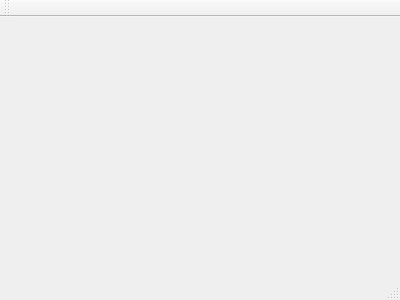
Above: mainwindow.ui from Nepta/nixjdr before the change. Below: the same form after it.
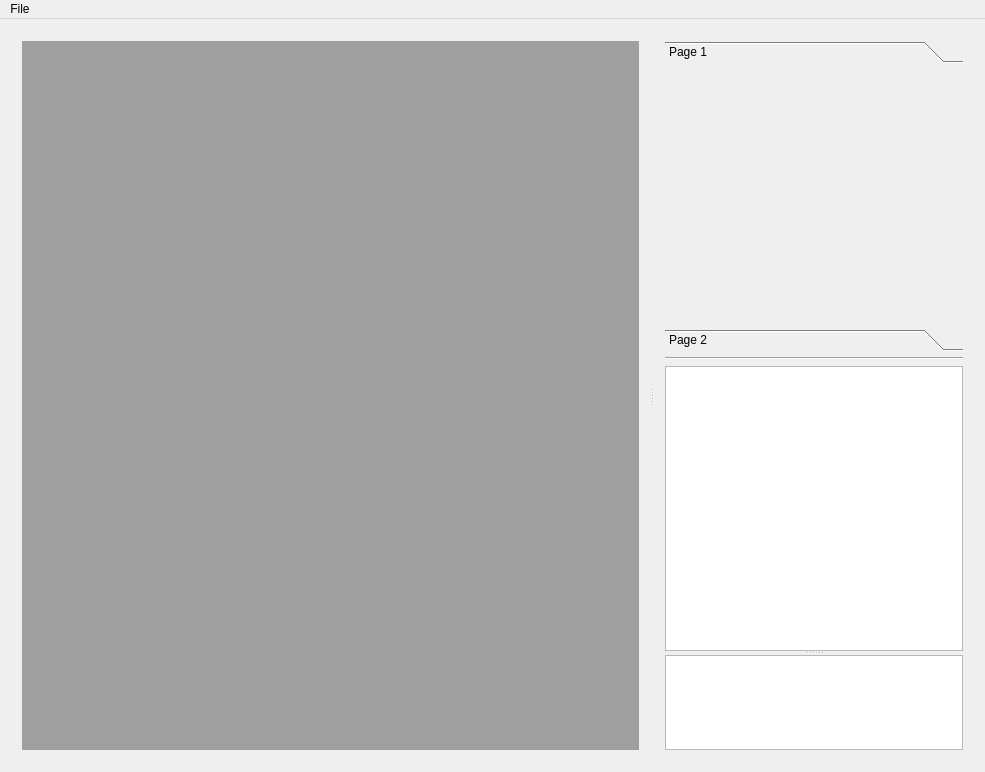
That is the form after the change.

Commit message: mdiArea (stackable windows), create map window

```diff
--- a/mainwindow.ui
+++ b/mainwindow.ui
@@ -1,24 +1,175 @@
 <ui version="4.0">
  <class>MainWindow</class>
- <widget class="QMainWindow" name="MainWindow" >
-  <property name="geometry" >
+ <widget class="QMainWindow" name="MainWindow">
+  <property name="geometry">
    <rect>
     <x>0</x>
     <y>0</y>
-    <width>400</width>
-    <height>300</height>
+    <width>985</width>
+    <height>772</height>
    </rect>
   </property>
   <property name="windowTitle" >
    <string>MainWindow</string>
   </property>
-  <widget class="QMenuBar" name="menuBar" />
-  <widget class="QToolBar" name="mainToolBar" />
-  <widget class="QWidget" name="centralWidget" />
-  <widget class="QStatusBar" name="statusBar" />
+  <widget class="QWidget" name="centralWidget">
+   <layout class="QHBoxLayout" name="horizontalLayout_4">
+    <item>
+     <widget class="QSplitter" name="splitter_2">
+      <property name="orientation">
+       <enum>Qt::Horizontal</enum>
+      </property>
+      <widget class="QWidget" name="verticalLayoutWidget">
+       <layout class="QVBoxLayout" name="verticalLayout" stretch="0,0">
+        <item>
+         <widget class="QMdiArea" name="tableArea">
+          <property name="sizePolicy">
+           <sizepolicy hsizetype="Expanding" vsizetype="Expanding">
+            <horstretch>0</horstretch>
+            <verstretch>4</verstretch>
+           </sizepolicy>
+          </property>
+          <property name="sizeAdjustPolicy">
+           <enum>QAbstractScrollArea::AdjustIgnored</enum>
+          </property>
+          <property name="viewMode">
+           <enum>QMdiArea::SubWindowView</enum>
+          </property>
+          <property name="documentMode">
+           <bool>false</bool>
+          </property>
+          <property name="tabPosition">
+           <enum>QTabWidget::South</enum>
+          </property>
+         </widget>
+        </item>
+        <item>
+         <layout class="QHBoxLayout" name="turnOrder"/>
+        </item>
+       </layout>
+      </widget>
+      <widget class="QWidget" name="layoutWidget">
+       <layout class="QVBoxLayout" name="verticalLayout_2" stretch="0,0,0">
+        <item>
+         <widget class="QToolBox" name="actionMenu">
+          <property name="sizePolicy">
+           <sizepolicy hsizetype="Preferred" vsizetype="Preferred">
+            <horstretch>0</horstretch>
+            <verstretch>0</verstretch>
+           </sizepolicy>
+          </property>
+          <property name="currentIndex">
+           <number>0</number>
+          </property>
+          <widget class="QWidget" name="page">
+           <property name="geometry">
+            <rect>
+             <x>0</x>
+             <y>0</y>
+             <width>102</width>
+             <height>270</height>
+            </rect>
+           </property>
+           <attribute name="label">
+            <string>Page 1</string>
+           </attribute>
+          </widget>
+          <widget class="QWidget" name="page_2">
+           <property name="geometry">
+            <rect>
+             <x>0</x>
+             <y>0</y>
+             <width>102</width>
+             <height>270</height>
+            </rect>
+           </property>
+           <attribute name="label">
+            <string>Page 2</string>
+           </attribute>
+          </widget>
+         </widget>
+        </item>
+        <item>
+         <widget class="Line" name="line">
+          <property name="sizePolicy">
+           <sizepolicy hsizetype="Minimum" vsizetype="Fixed">
+            <horstretch>1</horstretch>
+            <verstretch>0</verstretch>
+           </sizepolicy>
+          </property>
+          <property name="orientation">
+           <enum>Qt::Horizontal</enum>
+          </property>
+         </widget>
+        </item>
+        <item>
+         <widget class="QSplitter" name="splitter">
+          <property name="sizePolicy">
+           <sizepolicy hsizetype="Preferred" vsizetype="Expanding">
+            <horstretch>0</horstretch>
+            <verstretch>0</verstretch>
+           </sizepolicy>
+          </property>
+          <property name="baseSize">
+           <size>
+            <width>200</width>
+            <height>0</height>
+           </size>
+          </property>
+          <property name="orientation">
+           <enum>Qt::Vertical</enum>
+          </property>
+          <widget class="QTextBrowser" name="displayChat">
+           <property name="sizePolicy">
+            <sizepolicy hsizetype="Expanding" vsizetype="Expanding">
+             <horstretch>0</horstretch>
+             <verstretch>3</verstretch>
+            </sizepolicy>
+           </property>
+          </widget>
+          <widget class="QPlainTextEdit" name="editChat">
+           <property name="sizePolicy">
+            <sizepolicy hsizetype="Expanding" vsizetype="Expanding">
+             <horstretch>0</horstretch>
+             <verstretch>1</verstretch>
+            </sizepolicy>
+           </property>
+          </widget>
+         </widget>
+        </item>
+       </layout>
+      </widget>
+     </widget>
+    </item>
+   </layout>
+  </widget>
+  <widget class="QMenuBar" name="menuBar">
+   <property name="geometry">
+    <rect>
+     <x>0</x>
+     <y>0</y>
+     <width>985</width>
+     <height>25</height>
+    </rect>
+   </property>
+   <widget class="QMenu" name="menuFile">
+    <property name="title">
+     <string>File</string>
+    </property>
+    <addaction name="actionModify_Background"/>
+   </widget>
+   <addaction name="menuFile"/>
+  </widget>
+  <action name="actionModify_Background">
+   <property name="text">
+    <string>Create Map...</string>
+   </property>
+   <property name="menuRole">
+    <enum>QAction::TextHeuristicRole</enum>
+   </property>
+  </action>
  </widget>
- <layoutDefault spacing="6" margin="11" />
- <pixmapfunction></pixmapfunction>
+ <layoutdefault spacing="6" margin="11"/>
  <resources/>
  <connections/>
 </ui>
```
Left out of the diff: 3 changed lines with no effect on the pictures. The commit also changes 2 other files.
